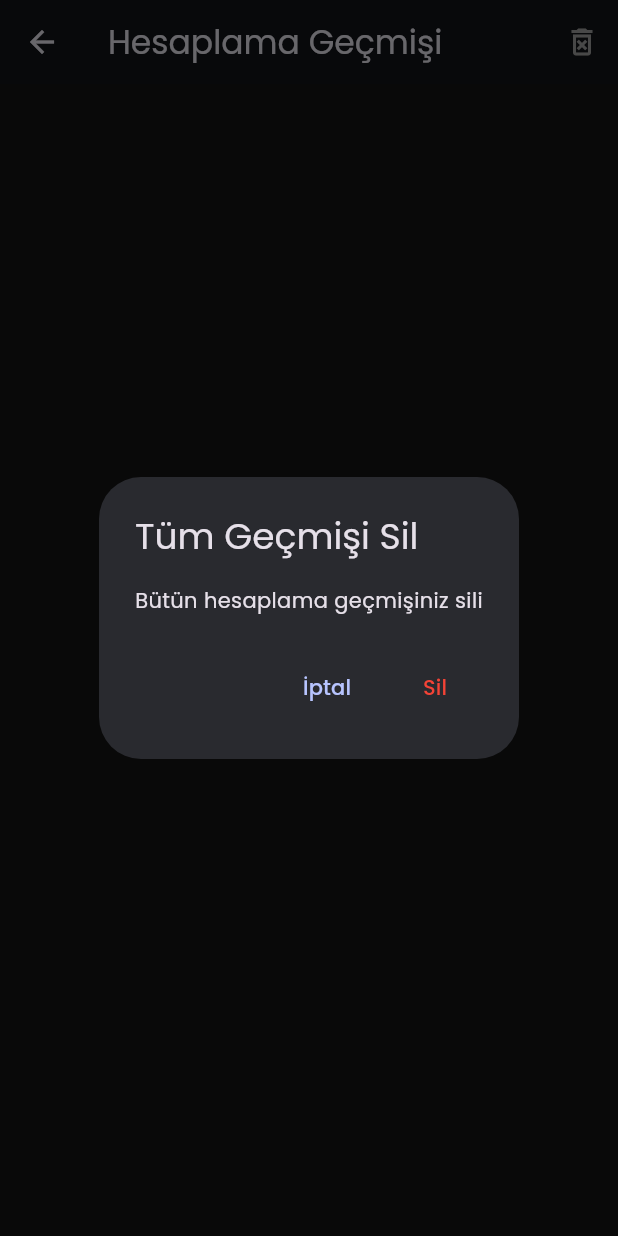
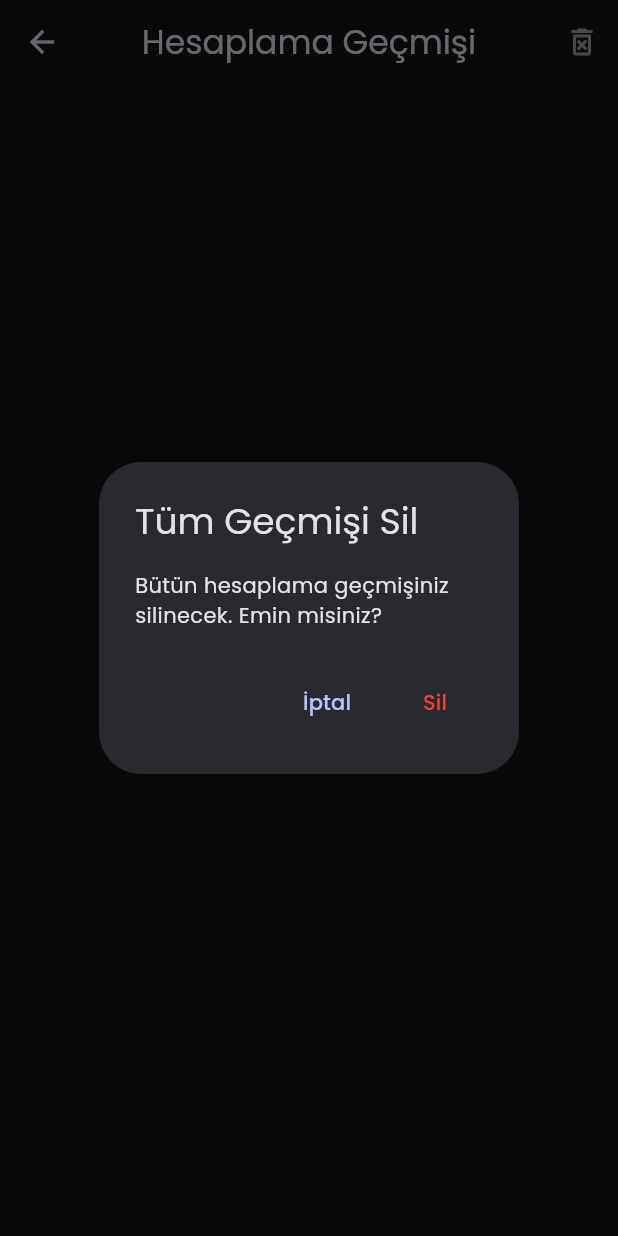
Before and after one commit to beratsoyler/pomeka_v133, a Flutter app: the HistoryScreen screen opened directly, after a tap on the "delete forever" icon, on a phone screen of 412 x 824 dp. Run offline on Flutter 3.47's test engine with Material 3 defaults, Android fonts, the phone set to English and light mode, and no system bars; our stand-ins replace fl_chart, google_fonts, pdf, printing, shared_preferences; accounts and stored records are empty.

Commit message:
Improve text wrapping and tooltips

```diff
--- a/lib/screens/calculators.dart
+++ b/lib/screens/calculators.dart
@@ -12,7 +12,7 @@ import 'package:shared_preferences/shared_preferences.dart';
 import '../kazan_tesisat_calculator.dart';
 import '../localization/app_locale.dart';
 import '../services/pump_expansion_calculator.dart';
-import '../widgets/scrollable_text.dart';
+import '../widgets/readable_text.dart';
 
 // ---------------------------------------------------------------------------
 // 1. PDF SERVICE
@@ -925,7 +925,7 @@ class _HydroforTabState extends State<HydroforTab> {
                           minimumSize: const Size(double.infinity, 60),
                           shape: RoundedRectangleBorder(
                               borderRadius: BorderRadius.circular(12))),
-                      child: ScrollableText(
+                      child: ReadableText(
                         text: AppLocale.t('calculate'),
                         style: const TextStyle(fontWeight: FontWeight.bold),
                       )),
@@ -938,7 +938,7 @@ class _HydroforTabState extends State<HydroforTab> {
                           minimumSize: const Size(double.infinity, 60),
                           shape: RoundedRectangleBorder(
                               borderRadius: BorderRadius.circular(12))),
-                      child: ScrollableText(
+                      child: ReadableText(
                         text: AppLocale.t('clean'),
                         style: const TextStyle(fontWeight: FontWeight.bold),
                       )),
@@ -986,14 +986,14 @@ class _HydroforTabState extends State<HydroforTab> {
                   const Icon(Icons.send_to_mobile),
                   const SizedBox(width: 8),
                   Flexible(
-                    child: ScrollableText(text: AppLocale.t('go_tank')),
+                    child: ReadableText(text: AppLocale.t('go_tank')),
                   ),
                 ],
               )),
         const SizedBox(height: 10),
         OutlinedButton.icon(
             icon: const Icon(Icons.picture_as_pdf),
-            label: ScrollableText(text: AppLocale.t('share_pdf')),
+            label: ReadableText(text: AppLocale.t('share_pdf')),
             onPressed: () => PdfService.generateAndShare(
                 title: AppLocale.t('hydrofor'),
                 data: {
@@ -1145,7 +1145,7 @@ class _BoilerInstallationTabState extends State<BoilerInstallationTab> {
                               minimumSize: const Size(double.infinity, 52),
                               shape: RoundedRectangleBorder(
                                   borderRadius: BorderRadius.circular(12))),
-                          child: ScrollableText(text: AppLocale.t('clean')),
+                          child: ReadableText(text: AppLocale.t('clean')),
                         ),
                       ),
                       const SizedBox(width: 12),
@@ -1159,7 +1159,7 @@ class _BoilerInstallationTabState extends State<BoilerInstallationTab> {
                               foregroundColor: Colors.white,
                               shape: RoundedRectangleBorder(
                                   borderRadius: BorderRadius.circular(12))),
-                          child: ScrollableText(text: AppLocale.t('calculate')),
+                          child: ReadableText(text: AppLocale.t('calculate')),
                         ),
                       ),
                     ],
@@ -1209,7 +1209,7 @@ class _BoilerZoneInputRow extends StatelessWidget {
     return Column(
       crossAxisAlignment: CrossAxisAlignment.start,
       children: [
-        ScrollableText(
+        ReadableText(
           text: AppLocale.t(zone.labelKey),
           style: const TextStyle(fontWeight: FontWeight.bold),
         ),
@@ -1315,7 +1315,7 @@ class _BoilerResultRow extends StatelessWidget {
       child: Row(
         children: [
           Expanded(
-            child: ScrollableText(
+            child: ReadableText(
               text: label,
               style: TextStyle(
                 fontWeight: isMain ? FontWeight.bold : FontWeight.w500,
@@ -1324,7 +1324,7 @@ class _BoilerResultRow extends StatelessWidget {
             ),
           ),
           Flexible(
-            child: ScrollableText(
+            child: ReadableText(
               text: value,
               textAlign: TextAlign.right,
               style: TextStyle(
@@ -1443,7 +1443,7 @@ class _BoilerTabState extends State<BoilerTab> {
                           minimumSize: const Size(double.infinity, 60),
                           shape: RoundedRectangleBorder(
                               borderRadius: BorderRadius.circular(12))),
-                      child: ScrollableText(
+                      child: ReadableText(
                         text: AppLocale.t('calculate'),
                         style: const TextStyle(fontWeight: FontWeight.bold),
                       )),
@@ -1456,7 +1456,7 @@ class _BoilerTabState extends State<BoilerTab> {
                           minimumSize: const Size(double.infinity, 60),
                           shape: RoundedRectangleBorder(
                               borderRadius: BorderRadius.circular(12))),
-                      child: ScrollableText(
+                      child: ReadableText(
                         text: AppLocale.t('clean'),
                         style: const TextStyle(fontWeight: FontWeight.bold),
                       )),
@@ -1507,7 +1507,7 @@ class _BoilerTabState extends State<BoilerTab> {
                   const SizedBox(height: 20),
                   OutlinedButton.icon(
                       icon: const Icon(Icons.picture_as_pdf),
-                      label: ScrollableText(text: AppLocale.t('share_pdf')),
+                      label: ReadableText(text: AppLocale.t('share_pdf')),
                       onPressed: () => PdfService.generateAndShare(
                           title: AppLocale.t('boiler'),
                           data: {AppLocale.t('res_vol'): _res!}))
@@ -1695,7 +1695,7 @@ class _TankTabState extends State<TankTab> {
                           minimumSize: const Size(double.infinity, 60),
                           shape: RoundedRectangleBorder(
                               borderRadius: BorderRadius.circular(12))),
-                      child: ScrollableText(
+                      child: ReadableText(
                         text: AppLocale.t('calculate'),
                         style: const TextStyle(fontWeight: FontWeight.bold),
                       )),
@@ -1708,7 +1708,7 @@ class _TankTabState extends State<TankTab> {
                           minimumSize: const Size(double.infinity, 60),
                           shape: RoundedRectangleBorder(
                               borderRadius: BorderRadius.circular(12))),
-                      child: ScrollableText(
+                      child: ReadableText(
                         text: AppLocale.t('clean'),
                         style: const TextStyle(fontWeight: FontWeight.bold),
                       )),
@@ -1735,7 +1735,7 @@ class _TankTabState extends State<TankTab> {
                     isMain: true),
                 const Divider(),
                 ExpansionTile(
-                  title: ScrollableText(text: AppLocale.t('details')),
+                  title: ReadableText(text: AppLocale.t('details')),
                   children: [
                     _resRow(
                         AppLocale.t('res_opening'),
@@ -1752,7 +1752,7 @@ class _TankTabState extends State<TankTab> {
                 const SizedBox(height: 12),
                 OutlinedButton.icon(
                     icon: const Icon(Icons.picture_as_pdf),
-                    label: ScrollableText(text: AppLocale.t('share_pdf')),
+                    label: ReadableText(text: AppLocale.t('share_pdf')),
                     onPressed: () => PdfService.generateAndShare(
                         title: AppLocale.t('tank'),
                         data: {
@@ -1784,7 +1784,7 @@ class _TankTabState extends State<TankTab> {
       child: Row(
         children: [
           Expanded(
-            child: ScrollableText(
+            child: ReadableText(
               text: label,
               style: TextStyle(
                   color: isMain ? const Color(0xFF0052FF) : Colors.grey,
@@ -1794,7 +1794,7 @@ class _TankTabState extends State<TankTab> {
           ),
           const SizedBox(width: 8),
           Flexible(
-            child: ScrollableText(
+            child: ReadableText(
               text: val,
               textAlign: TextAlign.right,
               style: TextStyle(
@@ -1863,12 +1863,12 @@ class _HistoryScreenState extends State<HistoryScreen> {
     showDialog(
       context: context,
       builder: (ctx) => AlertDialog(
-        title: ScrollableText(text: AppLocale.t('delete_confirm_title')),
-        content: ScrollableText(text: AppLocale.t('delete_confirm_msg')),
+        title: ReadableText(text: AppLocale.t('delete_confirm_title')),
+        content: ReadableText(text: AppLocale.t('delete_confirm_msg')),
         actions: [
           TextButton(
               onPressed: () => Navigator.pop(ctx),
-              child: ScrollableText(text: AppLocale.t('cancel'))),
+              child: ReadableText(text: AppLocale.t('cancel'))),
           TextButton(
             onPressed: () async {
               Navigator.pop(ctx);
@@ -1881,7 +1881,7 @@ class _HistoryScreenState extends State<HistoryScreen> {
                 });
               }
             },
-            child: ScrollableText(
+            child: ReadableText(
               text: AppLocale.t('delete'),
               style: const TextStyle(color: Colors.red),
             ),
@@ -1914,9 +1914,12 @@ class _HistoryScreenState extends State<HistoryScreen> {
   Widget build(BuildContext context) {
     return Scaffold(
       appBar: AppBar(
-        title: ScrollableText(
+        centerTitle: true,
+        title: ReadableText(
           text: AppLocale.t('history_title'),
           style: GoogleFonts.poppins(),
+          maxLines: 2,
+          textAlign: TextAlign.center,
         ),
         actions: [
           IconButton(
@@ -1938,7 +1941,7 @@ class _HistoryScreenState extends State<HistoryScreen> {
               onPressed: _exportSelected,
               backgroundColor: const Color(0xFF0052FF),
               icon: const Icon(Icons.picture_as_pdf, color: Colors.white),
-              label: ScrollableText(
+              label: ReadableText(
                 text:
                     '${AppLocale.t('export_selected')} (${_selectedIndices.length})',
                 style: const TextStyle(color: Colors.white),
@@ -1947,7 +1950,7 @@ class _HistoryScreenState extends State<HistoryScreen> {
           : null,
       body: _history.isEmpty
           ? Center(
-              child: ScrollableText(
+              child: ReadableText(
                 text: AppLocale.t('no_data'),
                 style: GoogleFonts.poppins(color: Colors.grey),
               ))
@@ -1991,7 +1994,7 @@ class _HistoryScreenState extends State<HistoryScreen> {
                             mainAxisAlignment: MainAxisAlignment.spaceBetween,
                             children: [
                               Expanded(
-                                child: ScrollableText(
+                                child: ReadableText(
                                   text: item['type'] ?? 'Hesap',
                                   style: const TextStyle(
                                       fontWeight: FontWeight.bold,
@@ -2001,7 +2004,7 @@ class _HistoryScreenState extends State<HistoryScreen> {
                               Row(
                                 children: [
                                   Flexible(
-                                    child: ScrollableText(
+                                    child: ReadableText(
                                       text: dateStr,
                                       style: const TextStyle(
                                           fontSize: 12, color: Colors.grey),
@@ -2025,20 +2028,20 @@ class _HistoryScreenState extends State<HistoryScreen> {
                             ],
                           ),
                           const Divider(height: 24),
-                          ScrollableText(
+                          ReadableText(
                               text: '${AppLocale.t('inputs')}:',
                               style: TextStyle(
                                   fontSize: 12, color: Colors.grey[600])),
-                          ScrollableText(
+                          ReadableText(
                               text: inputs,
                               style:
                                   const TextStyle(fontWeight: FontWeight.w500)),
                           const SizedBox(height: 12),
-                          ScrollableText(
+                          ReadableText(
                               text: '${AppLocale.t('results')}:',
                               style: TextStyle(
                                   fontSize: 12, color: Colors.grey[600])),
-                          ScrollableText(
+                          ReadableText(
                               text: item['res'] ?? '---',
                               style: const TextStyle(
                                   fontSize: 16, fontWeight: FontWeight.bold)),
--- a/lib/widgets/category_card.dart
+++ b/lib/widgets/category_card.dart
@@ -2,7 +2,7 @@ import 'package:flutter/material.dart';
 
 import '../localization/app_locale.dart';
 import '../models/category_meta.dart';
-import 'scrollable_text.dart';
+import 'readable_text.dart';
 
 class CategoryCard extends StatelessWidget {
   final CategoryMeta category;
@@ -62,7 +62,7 @@ class CategoryCard extends StatelessWidget {
                   ),
                   SizedBox(height: titleSpacing),
                   Expanded(
-                    child: ScrollableText(
+                    child: ReadableText(
                       text: AppLocale.t(category.titleKey),
                       textAlign: TextAlign.center,
                       maxLines: 2,
@@ -70,7 +70,7 @@ class CategoryCard extends StatelessWidget {
                     ),
                   ),
                   SizedBox(height: subtitleSpacing),
-                  ScrollableText(
+                  ReadableText(
                     text: '$count ${AppLocale.t('formulas')}',
                     maxLines: 1,
                     textAlign: TextAlign.center,
--- a/lib/widgets/formula_card.dart
+++ b/lib/widgets/formula_card.dart
@@ -2,7 +2,7 @@ import 'package:flutter/material.dart';
 
 import '../localization/app_locale.dart';
 import '../models/formula_meta.dart';
-import 'scrollable_text.dart';
+import 'readable_text.dart';
 
 class FormulaCard extends StatelessWidget {
   final FormulaMeta formula;
@@ -82,7 +82,7 @@ class FormulaCard extends StatelessWidget {
                   ),
                   SizedBox(height: titleSpacing),
                   Expanded(
-                    child: ScrollableText(
+                    child: ReadableText(
                       text: AppLocale.t(formula.titleKey),
                       maxLines: 2,
                       style: titleStyle,
--- /dev/null
+++ b/lib/widgets/readable_text.dart
@@ -0,0 +1,89 @@
+import 'package:flutter/foundation.dart';
+import 'package:flutter/material.dart';
+
+class ReadableText extends StatelessWidget {
+  final String text;
+  final TextStyle? style;
+  final int maxLines;
+  final TextAlign? textAlign;
+  final EdgeInsetsGeometry? padding;
+  final bool enableTooltip;
+  final bool enableDialogOnLongPress;
+
+  const ReadableText({
+    super.key,
+    required this.text,
+    this.style,
+    this.maxLines = 2,
+    this.textAlign,
+    this.padding,
+    this.enableTooltip = true,
+    this.enableDialogOnLongPress = true,
+  });
+
+  bool _isMobilePlatform() {
+    if (kIsWeb) return false;
+    return defaultTargetPlatform == TargetPlatform.android ||
+        defaultTargetPlatform == TargetPlatform.iOS;
+  }
+
+  Future<void> _showFullTextDialog(BuildContext context) {
+    return showDialog<void>(
+      context: context,
+      builder: (context) => AlertDialog(
+        content: SelectableText(text),
+        actions: [
+          TextButton(
+            onPressed: () => Navigator.of(context).pop(),
+            child: const Text('OK'),
+          ),
+        ],
+      ),
+    );
+  }
+
+  @override
+  Widget build(BuildContext context) {
+    final baseStyle = style ?? DefaultTextStyle.of(context).style;
+    final isMobile = _isMobilePlatform();
+
+    return LayoutBuilder(
+      builder: (context, constraints) {
+        final maxWidth = constraints.maxWidth.isFinite
+            ? constraints.maxWidth
+            : MediaQuery.sizeOf(context).width;
+        final painter = TextPainter(
+          text: TextSpan(text: text, style: baseStyle),
+          maxLines: maxLines,
+          textDirection: Directionality.of(context),
+        )..layout(maxWidth: maxWidth);
+
+        final isOverflowing = painter.didExceedMaxLines;
+
+        Widget content = Text(
+          text,
+          style: baseStyle,
+          maxLines: maxLines,
+          textAlign: textAlign,
+          softWrap: true,
+          overflow: TextOverflow.clip,
+        );
+
+        if (enableTooltip && isOverflowing) {
+          content = Tooltip(message: text, child: content);
+        }
+
+        if (enableDialogOnLongPress && isMobile && isOverflowing) {
+          content = GestureDetector(
+            onLongPress: () => _showFullTextDialog(context),
+            child: content,
+          );
+        }
+
+        return padding == null
+            ? content
+            : Padding(padding: padding!, child: content);
+      },
+    );
+  }
+}
--- a/lib/widgets/scrollable_text.dart
+++ /dev/null
@@ -1,91 +0,0 @@
-import 'package:flutter/material.dart';
-
-class ScrollableText extends StatelessWidget {
-  final String text;
-  final TextStyle? style;
-  final int? maxLines;
-  final TextAlign? textAlign;
-  final bool enableScroll;
-  final Axis scrollDirection;
-  final double? fadeWidth;
-  final EdgeInsetsGeometry? padding;
-
-  const ScrollableText({
-    super.key,
-    required this.text,
-    this.style,
-    this.maxLines = 1,
-    this.textAlign,
-    this.enableScroll = true,
-    this.scrollDirection = Axis.horizontal,
-    this.fadeWidth,
-    this.padding,
-  });
-
-  @override
-  Widget build(BuildContext context) {
-    final baseStyle = style ?? DefaultTextStyle.of(context).style;
-
-    return LayoutBuilder(
-      builder: (context, constraints) {
-        final maxWidth = constraints.maxWidth.isFinite
-            ? constraints.maxWidth
-            : double.infinity;
-        final painter = TextPainter(
-          text: TextSpan(text: text, style: baseStyle),
-          maxLines: maxLines,
-          textDirection: Directionality.of(context),
-        )..layout(maxWidth: maxWidth);
-
-        final isOverflowing =
-            painter.didExceedMaxLines || painter.size.width > maxWidth;
-
-        Widget content = Text(
-          text,
-          style: baseStyle,
-          maxLines: maxLines,
-          textAlign: textAlign,
-          softWrap: false,
-          overflow: TextOverflow.visible,
-        );
-
-        if (!enableScroll || !isOverflowing) {
-          final normal = Tooltip(message: text, child: content);
-          return padding == null ? normal : Padding(padding: padding!, child: normal);
-        }
-
-        Widget scrollView = SingleChildScrollView(
-          scrollDirection: scrollDirection,
-          child: Tooltip(message: text, child: content),
-        );
-
-        if (fadeWidth != null &&
-            scrollDirection == Axis.horizontal &&
-            fadeWidth! > 0) {
-          scrollView = ShaderMask(
-            shaderCallback: (bounds) => LinearGradient(
-              begin: Alignment.centerLeft,
-              end: Alignment.centerRight,
-              colors: const [
-                Colors.white,
-                Colors.white,
-                Colors.transparent,
-              ],
-              stops: [
-                0.0,
-                (bounds.width - fadeWidth!) / bounds.width,
-                1.0
-              ],
-            ).createShader(bounds),
-            blendMode: BlendMode.dstIn,
-            child: scrollView,
-          );
-        }
-
-        return padding == null
-            ? scrollView
-            : Padding(padding: padding!, child: scrollView);
-      },
-    );
-  }
-}
```
Also changed, not shown: lib/screens/category_screen.dart (+7 -2 lines), lib/screens/formula_screen.dart (+7 -2 lines).
